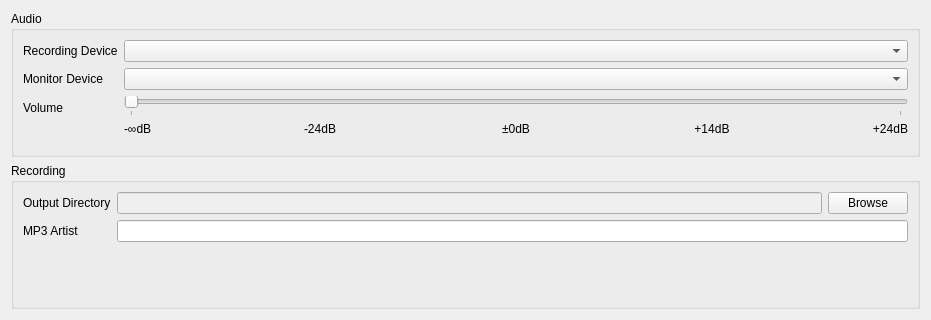
The window that recording/recordingconfiguratorpane.ui (genosse-einhorn/FishyRecorder-lite) describes before a commit, drawn with Qt 5.
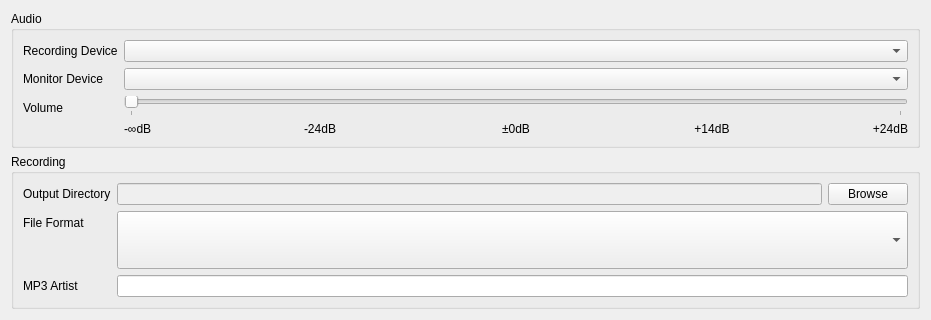
The same window after the commit.

Patch:
```diff
--- a/recording/recordingconfiguratorpane.ui
+++ b/recording/recordingconfiguratorpane.ui
@@ -166,16 +166,33 @@
         </item>
        </layout>
       </item>
-      <item row="1" column="0">
+      <item row="2" column="0">
        <widget class="QLabel" name="label_10">
         <property name="text">
          <string>MP3 Artist</string>
         </property>
        </widget>
       </item>
-      <item row="1" column="1">
+      <item row="2" column="1">
        <widget class="QLineEdit" name="eMp3Artist"/>
       </item>
+      <item row="1" column="0">
+       <widget class="QLabel" name="label_11">
+        <property name="text">
+         <string>File Format</string>
+        </property>
+       </widget>
+      </item>
+      <item row="1" column="1">
+       <widget class="QComboBox" name="cbFileFormat">
+        <property name="sizePolicy">
+         <sizepolicy hsizetype="MinimumExpanding" vsizetype="MinimumExpanding">
+          <horstretch>0</horstretch>
+          <verstretch>0</verstretch>
+         </sizepolicy>
+        </property>
+       </widget>
+      </item>
      </layout>
     </widget>
    </item>
```
